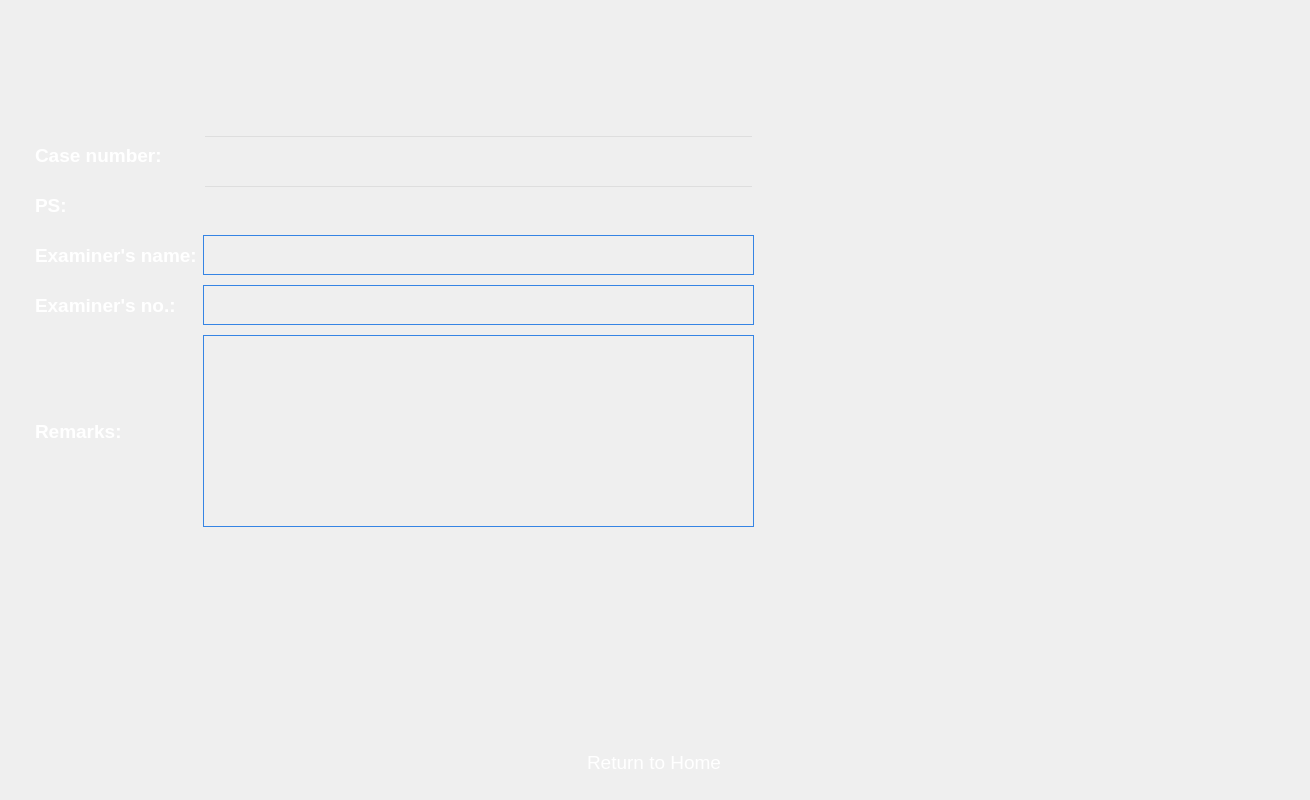
apollo-k22/FaceAI-Product, file forms/Page_2.ui: the form before one commit.
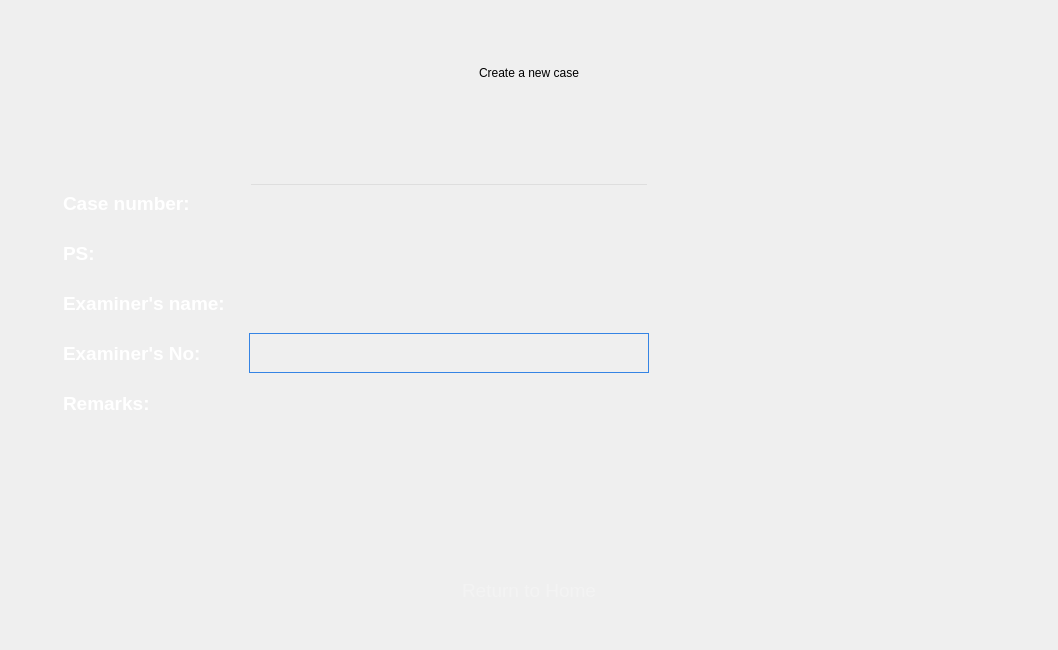
The form after the commit. Icons and pictures are not drawn.

```diff
--- a/forms/Page_2.ui
+++ b/forms/Page_2.ui
@@ -6,14 +6,20 @@
    <rect>
     <x>0</x>
     <y>0</y>
-    <width>1310</width>
-    <height>800</height>
+    <width>1058</width>
+    <height>650</height>
    </rect>
   </property>
+  <property name="sizePolicy">
+   <sizepolicy hsizetype="Expanding" vsizetype="Expanding">
+    <horstretch>0</horstretch>
+    <verstretch>0</verstretch>
+   </sizepolicy>
+  </property>
   <property name="minimumSize">
    <size>
-    <width>850</width>
-    <height>670</height>
+    <width>1058</width>
+    <height>650</height>
    </size>
   </property>
   <property name="styleSheet">
@@ -22,45 +28,172 @@
       background-position: center;
     </string>
   </property>
-  <layout class="QVBoxLayout" name="verticalLayout_3" stretch="0,0,0">
+  <layout class="QVBoxLayout" name="verticalLayout_3" stretch="0">
+   <property name="spacing">
+    <number>0</number>
+   </property>
    <property name="leftMargin">
     <number>10</number>
    </property>
    <property name="topMargin">
     <number>10</number>
    </property>
+   <property name="rightMargin">
+    <number>10</number>
+   </property>
+   <property name="bottomMargin">
+    <number>10</number>
+   </property>
    <item>
-    <layout class="QVBoxLayout" name="verticalLayout_4">
+    <layout class="QVBoxLayout" name="verticalLayout_6" stretch="0,0,0,0">
      <property name="spacing">
       <number>0</number>
      </property>
+     <property name="topMargin">
+      <number>0</number>
+     </property>
+     <property name="bottomMargin">
+      <number>0</number>
+     </property>
+     <item>
+      <layout class="QHBoxLayout" name="horizontalLayout_2">
+       <property name="spacing">
+        <number>0</number>
+       </property>
      <property name="leftMargin">
       <number>10</number>
      </property>
      <property name="topMargin">
       <number>10</number>
      </property>
+       <property name="rightMargin">
+        <number>20</number>
+       </property>
      <property name="bottomMargin">
-      <number>10</number>
-     </property>
+        <number>20</number>
+       </property>
+       <item>
+        <widget class="QPushButton" name="btnGoBack">
+         <property name="sizePolicy">
+          <sizepolicy hsizetype="Fixed" vsizetype="Fixed">
+           <horstretch>0</horstretch>
+           <verstretch>0</verstretch>
+          </sizepolicy>
+         </property>
+         <property name="minimumSize">
+          <size>
+           <width>55</width>
+           <height>55</height>
+          </size>
+         </property>
+         <property name="maximumSize">
+          <size>
+           <width>55</width>
+           <height>55</height>
+          </size>
+         </property>
+         <property name="styleSheet">
+          <string notr="true">background:transparent;
+border-radius: 10px;
+
+background-position: center;</string>
+         </property>
+         <property name="text">
+          <string/>
+         </property>
+         <property name="iconSize">
+          <size>
+           <width>16</width>
+           <height>16</height>
+          </size>
+         </property>
+        </widget>
+       </item>
+       <item>
+        <spacer name="horizontalSpacer_8">
+         <property name="orientation">
+          <enum>Qt::Horizontal</enum>
+         </property>
+         <property name="sizeHint" stdset="0">
+          <size>
+           <width>40</width>
+           <height>20</height>
+          </size>
+         </property>
+        </spacer>
+       </item>
+       <item>
+        <layout class="QVBoxLayout" name="verticalLayout">
+         <property name="leftMargin">
+          <number>35</number>
+         </property>
+         <property name="topMargin">
+          <number>20</number>
+         </property>
+         <item>
+          <widget class="QLabel" name="pageTitle">
+           <property name="sizePolicy">
+            <sizepolicy hsizetype="Expanding" vsizetype="Fixed">
+             <horstretch>0</horstretch>
+             <verstretch>0</verstretch>
+            </sizepolicy>
+           </property>
+           <property name="minimumSize">
+            <size>
+             <width>40</width>
+             <height>40</height>
+            </size>
+           </property>
+           <property name="maximumSize">
+            <size>
+             <width>16000</width>
+             <height>40</height>
+            </size>
+           </property>
+           <property name="styleSheet">
+            <string notr="true">background:transparent;</string>
+           </property>
+           <property name="text">
+            <string>Create a new case</string>
+           </property>
+           <property name="alignment">
+            <set>Qt::AlignBottom|Qt::AlignHCenter</set>
+           </property>
+          </widget>
+         </item>
+        </layout>
+       </item>
+       <item>
+        <spacer name="horizontalSpacer">
+         <property name="orientation">
+          <enum>Qt::Horizontal</enum>
+         </property>
+         <property name="sizeHint" stdset="0">
+          <size>
+           <width>40</width>
+           <height>20</height>
+          </size>
+         </property>
+        </spacer>
+       </item>
      <item>
       <widget class="QLabel" name="label_11">
        <property name="sizePolicy">
-        <sizepolicy hsizetype="Expanding" vsizetype="Expanding">
+          <sizepolicy hsizetype="Fixed" vsizetype="Fixed">
          <horstretch>0</horstretch>
          <verstretch>0</verstretch>
         </sizepolicy>
        </property>
        <property name="minimumSize">
         <size>
-         <width>120</width>
-         <height>60</height>
+           <width>80</width>
+           <height>40</height>
         </size>
        </property>
        <property name="maximumSize">
         <size>
-         <width>120</width>
-         <height>60</height>
+           <width>80</width>
+           <height>40</height>
         </size>
        </property>
        <property name="styleSheet">
@@ -83,56 +216,86 @@
     </layout>
    </item>
    <item>
-    <spacer name="verticalSpacer_4">
+      <layout class="QHBoxLayout" name="horizontalLayout_6" stretch="0,0,0">
+       <property name="leftMargin">
+        <number>10</number>
+       </property>
+       <property name="topMargin">
+        <number>10</number>
+       </property>
+       <property name="rightMargin">
+        <number>10</number>
+       </property>
+       <property name="bottomMargin">
+        <number>0</number>
+       </property>
+       <item>
+        <spacer name="horizontalSpacer_7">
+         <property name="orientation">
+          <enum>Qt::Horizontal</enum>
+         </property>
+         <property name="sizeHint" stdset="0">
+          <size>
+           <width>40</width>
+           <height>20</height>
+          </size>
+         </property>
+        </spacer>
+       </item>
+       <item>
+        <layout class="QHBoxLayout" name="horizontalLayout" stretch="0,0">
+         <property name="spacing">
+          <number>6</number>
+         </property>
+         <property name="sizeConstraint">
+          <enum>QLayout::SetDefaultConstraint</enum>
+         </property>
+         <property name="leftMargin">
+          <number>0</number>
+         </property>
+         <property name="topMargin">
+          <number>0</number>
+         </property>
+         <property name="rightMargin">
+          <number>0</number>
+         </property>
+         <property name="bottomMargin">
+          <number>0</number>
+         </property>
+         <item>
+          <layout class="QVBoxLayout" name="verticalLayout_5">
+           <property name="spacing">
+            <number>0</number>
+           </property>
+           <property name="leftMargin">
+            <number>0</number>
+           </property>
+           <property name="topMargin">
+            <number>0</number>
+           </property>
+           <property name="rightMargin">
+            <number>0</number>
+           </property>
+           <property name="bottomMargin">
+            <number>0</number>
+           </property>
+           <item>
+            <spacer name="verticalSpacer_6">
      <property name="orientation">
       <enum>Qt::Vertical</enum>
      </property>
      <property name="sizeHint" stdset="0">
       <size>
        <width>20</width>
-       <height>40</height>
+               <height>0</height>
       </size>
      </property>
     </spacer>
    </item>
    <item>
-    <layout class="QVBoxLayout" name="verticalLayout" stretch="0,0,1,0">
-     <property name="leftMargin">
-      <number>10</number>
-     </property>
-     <property name="topMargin">
-      <number>10</number>
-     </property>
-     <property name="rightMargin">
-      <number>10</number>
-     </property>
-     <property name="bottomMargin">
-      <number>0</number>
-     </property>
-     <item>
-      <layout class="QHBoxLayout" name="horizontalLayout" stretch="2,1">
-       <property name="spacing">
-        <number>20</number>
-       </property>
+            <layout class="QFormLayout" name="flyCaseDetail">
        <property name="sizeConstraint">
-        <enum>QLayout::SetFixedSize</enum>
-       </property>
-       <property name="leftMargin">
-        <number>15</number>
-       </property>
-       <property name="topMargin">
-        <number>15</number>
-       </property>
-       <property name="rightMargin">
-        <number>15</number>
-       </property>
-       <property name="bottomMargin">
-        <number>15</number>
-       </property>
-       <item>
-        <layout class="QFormLayout" name="formLayout">
-         <property name="sizeConstraint">
-          <enum>QLayout::SetFixedSize</enum>
+              <enum>QLayout::SetDefaultConstraint</enum>
          </property>
          <property name="fieldGrowthPolicy">
           <enum>QFormLayout::AllNonFixedFieldsGrow</enum>
@@ -141,7 +304,10 @@
           <enum>QFormLayout::DontWrapRows</enum>
          </property>
          <property name="labelAlignment">
-          <set>Qt::AlignLeading|Qt::AlignLeft|Qt::AlignTop</set>
+              <set>Qt::AlignCenter</set>
+             </property>
+             <property name="formAlignment">
+              <set>Qt::AlignCenter</set>
          </property>
          <property name="horizontalSpacing">
           <number>6</number>
@@ -149,17 +315,32 @@
          <property name="verticalSpacing">
           <number>10</number>
          </property>
+             <property name="leftMargin">
+              <number>20</number>
+             </property>
          <property name="rightMargin">
-          <number>0</number>
+              <number>5</number>
          </property>
          <item row="0" column="0">
           <widget class="QLabel" name="label_3">
            <property name="sizePolicy">
-            <sizepolicy hsizetype="Expanding" vsizetype="Expanding">
+                <sizepolicy hsizetype="Fixed" vsizetype="Fixed">
              <horstretch>0</horstretch>
              <verstretch>0</verstretch>
             </sizepolicy>
            </property>
+               <property name="minimumSize">
+                <size>
+                 <width>180</width>
+                 <height>40</height>
+                </size>
+               </property>
+               <property name="maximumSize">
+                <size>
+                 <width>180</width>
+                 <height>40</height>
+                </size>
+               </property>
            <property name="font">
             <font>
              <family>Arial</family>
@@ -175,19 +356,22 @@
            <property name="text">
             <string>Case number: </string>
            </property>
+               <property name="alignment">
+                <set>Qt::AlignLeading|Qt::AlignLeft|Qt::AlignVCenter</set>
+               </property>
           </widget>
          </item>
          <item row="0" column="1">
           <widget class="QLineEdit" name="leditCaseNumber">
            <property name="sizePolicy">
-            <sizepolicy hsizetype="Expanding" vsizetype="Fixed">
+                <sizepolicy hsizetype="Fixed" vsizetype="Fixed">
              <horstretch>0</horstretch>
              <verstretch>0</verstretch>
             </sizepolicy>
            </property>
            <property name="minimumSize">
             <size>
-             <width>200</width>
+                 <width>400</width>
              <height>40</height>
             </size>
            </property>
@@ -209,11 +393,23 @@
          <item row="1" column="0">
           <widget class="QLabel" name="label_4">
            <property name="sizePolicy">
-            <sizepolicy hsizetype="Expanding" vsizetype="Expanding">
+                <sizepolicy hsizetype="Fixed" vsizetype="Fixed">
              <horstretch>0</horstretch>
              <verstretch>0</verstretch>
             </sizepolicy>
            </property>
+               <property name="minimumSize">
+                <size>
+                 <width>180</width>
+                 <height>40</height>
+                </size>
+               </property>
+               <property name="maximumSize">
+                <size>
+                 <width>180</width>
+                 <height>40</height>
+                </size>
+               </property>
            <property name="font">
             <font>
              <family>Arial</family>
@@ -229,37 +425,31 @@
            <property name="text">
             <string>PS: </string>
            </property>
-          </widget>
-         </item>
-         <item row="1" column="1">
-          <widget class="QLineEdit" name="leditPS">
-           <property name="sizePolicy">
-            <sizepolicy hsizetype="Expanding" vsizetype="Fixed">
-             <horstretch>0</horstretch>
-             <verstretch>0</verstretch>
-            </sizepolicy>
-           </property>
-           <property name="minimumSize">
-            <size>
-             <width>200</width>
-             <height>40</height>
-            </size>
-           </property>
-           <property name="styleSheet">
-            <string notr="true">background-color: #3E536A;
-color: rgb(255, 255, 255);
-background:transparent;</string>
+               <property name="alignment">
+                <set>Qt::AlignLeading|Qt::AlignLeft|Qt::AlignVCenter</set>
            </property>
           </widget>
          </item>
          <item row="2" column="0">
           <widget class="QLabel" name="label_6">
            <property name="sizePolicy">
-            <sizepolicy hsizetype="Expanding" vsizetype="Expanding">
+                <sizepolicy hsizetype="Fixed" vsizetype="Fixed">
              <horstretch>0</horstretch>
              <verstretch>0</verstretch>
             </sizepolicy>
            </property>
+               <property name="minimumSize">
+                <size>
+                 <width>180</width>
+                 <height>40</height>
+                </size>
+               </property>
+               <property name="maximumSize">
+                <size>
+                 <width>180</width>
+                 <height>40</height>
+                </size>
+               </property>
            <property name="font">
             <font>
              <pointsize>14</pointsize>
@@ -274,37 +464,31 @@
            <property name="text">
             <string>Examiner's name:</string>
            </property>
-          </widget>
-         </item>
-         <item row="2" column="1">
-          <widget class="QLineEdit" name="leditExaminerName">
-           <property name="sizePolicy">
-            <sizepolicy hsizetype="Expanding" vsizetype="Fixed">
-             <horstretch>0</horstretch>
-             <verstretch>0</verstretch>
-            </sizepolicy>
-           </property>
-           <property name="minimumSize">
-            <size>
-             <width>200</width>
-             <height>40</height>
-            </size>
-           </property>
-           <property name="styleSheet">
-            <string notr="true">background-color: #3E536A;
-color: rgb(255, 255, 255);
-background:transparent;border: 1px solid rgb(53, 132, 228);</string>
+               <property name="alignment">
+                <set>Qt::AlignLeading|Qt::AlignLeft|Qt::AlignVCenter</set>
            </property>
           </widget>
          </item>
          <item row="3" column="0">
           <widget class="QLabel" name="label_5">
            <property name="sizePolicy">
-            <sizepolicy hsizetype="Expanding" vsizetype="Expanding">
+                <sizepolicy hsizetype="Fixed" vsizetype="Fixed">
              <horstretch>0</horstretch>
              <verstretch>0</verstretch>
             </sizepolicy>
            </property>
+               <property name="minimumSize">
+                <size>
+                 <width>180</width>
+                 <height>40</height>
+                </size>
+               </property>
+               <property name="maximumSize">
+                <size>
+                 <width>180</width>
+                 <height>40</height>
+                </size>
+               </property>
            <property name="font">
             <font>
              <pointsize>14</pointsize>
@@ -317,24 +501,33 @@
 background: none;</string>
            </property>
            <property name="text">
-            <string>Examiner's no.:</string>
+                <string>Examiner's No:</string>
+               </property>
+               <property name="alignment">
+                <set>Qt::AlignLeading|Qt::AlignLeft|Qt::AlignVCenter</set>
            </property>
           </widget>
          </item>
          <item row="3" column="1">
           <widget class="QLineEdit" name="leditExaminerNo">
            <property name="sizePolicy">
-            <sizepolicy hsizetype="Expanding" vsizetype="Fixed">
+                <sizepolicy hsizetype="Fixed" vsizetype="Expanding">
              <horstretch>0</horstretch>
              <verstretch>0</verstretch>
             </sizepolicy>
            </property>
            <property name="minimumSize">
             <size>
-             <width>200</width>
+                 <width>400</width>
              <height>40</height>
             </size>
            </property>
+               <property name="maximumSize">
+                <size>
+                 <width>400</width>
+                 <height>16777215</height>
+                </size>
+               </property>
            <property name="styleSheet">
             <string notr="true">background-color: #3E536A;
 color: rgb(255, 255, 255);
@@ -345,11 +538,23 @@
          <item row="4" column="0">
           <widget class="QLabel" name="label_7">
            <property name="sizePolicy">
-            <sizepolicy hsizetype="Expanding" vsizetype="Expanding">
+                <sizepolicy hsizetype="Fixed" vsizetype="Fixed">
              <horstretch>0</horstretch>
              <verstretch>0</verstretch>
             </sizepolicy>
            </property>
+               <property name="minimumSize">
+                <size>
+                 <width>180</width>
+                 <height>40</height>
+                </size>
+               </property>
+               <property name="maximumSize">
+                <size>
+                 <width>180</width>
+                 <height>40</height>
+                </size>
+               </property>
            <property name="font">
             <font>
              <pointsize>14</pointsize>
@@ -364,9 +569,14 @@
            <property name="text">
             <string>Remarks:</string>
            </property>
-          </widget>
-         </item>
-         <item row="5" column="1">
+               <property name="alignment">
+                <set>Qt::AlignLeading|Qt::AlignLeft|Qt::AlignVCenter</set>
+               </property>
+              </widget>
+             </item>
+            </layout>
+           </item>
+           <item>
           <spacer name="verticalSpacer_2">
            <property name="orientation">
             <enum>Qt::Vertical</enum>
@@ -374,35 +584,62 @@
            <property name="sizeHint" stdset="0">
             <size>
              <width>20</width>
-             <height>40</height>
+               <height>0</height>
             </size>
            </property>
           </spacer>
          </item>
-         <item row="4" column="1">
-          <widget class="QTextEdit" name="teditRemarks">
-           <property name="minimumSize">
-            <size>
-             <width>200</width>
-             <height>100</height>
-            </size>
-           </property>
-           <property name="styleSheet">
-            <string notr="true">color: rgb(255, 255, 255);
-background:transparent;
-border: 1px solid rgb(53, 132, 228);</string>
-           </property>
-          </widget>
-         </item>
         </layout>
        </item>
        <item>
-        <layout class="QVBoxLayout" name="verticalLayout_2" stretch="0,0">
-         <item alignment="Qt::AlignLeft">
+          <layout class="QVBoxLayout" name="verticalLayout_2" stretch="0,0,0">
+           <property name="spacing">
+            <number>0</number>
+           </property>
+           <property name="leftMargin">
+            <number>0</number>
+           </property>
+           <property name="topMargin">
+            <number>5</number>
+           </property>
+           <property name="rightMargin">
+            <number>5</number>
+           </property>
+           <property name="bottomMargin">
+            <number>5</number>
+           </property>
+           <item>
+            <spacer name="verticalSpacer">
+             <property name="orientation">
+              <enum>Qt::Vertical</enum>
+             </property>
+             <property name="sizeHint" stdset="0">
+              <size>
+               <width>20</width>
+               <height>0</height>
+              </size>
+             </property>
+            </spacer>
+           </item>
+           <item>
+            <layout class="QHBoxLayout" name="horizontalLayout_5">
+             <property name="spacing">
+              <number>0</number>
+             </property>
+             <property name="leftMargin">
+              <number>0</number>
+             </property>
+             <property name="topMargin">
+              <number>5</number>
+             </property>
+             <property name="rightMargin">
+              <number>5</number>
+             </property>
+             <property name="bottomMargin">
+              <number>5</number>
+             </property>
+             <item>
           <widget class="QPushButton" name="btnSelectTargetPhoto">
-           <property name="enabled">
-            <bool>true</bool>
-           </property>
            <property name="sizePolicy">
             <sizepolicy hsizetype="Expanding" vsizetype="Expanding">
              <horstretch>0</horstretch>
@@ -411,19 +648,10 @@
            </property>
            <property name="minimumSize">
             <size>
-             <width>500</width>
-             <height>500</height>
-            </size>
-           </property>
-           <property name="maximumSize">
-            <size>
-             <width>500</width>
-             <height>500</height>
-            </size>
-           </property>
-           <property name="layoutDirection">
-            <enum>Qt::LeftToRight</enum>
-           </property>
+                 <width>350</width>
+                 <height>350</height>
+                </size>
+               </property>
            <property name="styleSheet">
             <string notr="true">border:none;
 background:transparent;
@@ -436,15 +664,17 @@
            </property>
           </widget>
          </item>
+            </layout>
+           </item>
          <item>
-          <spacer name="verticalSpacer">
+            <spacer name="verticalSpacer_5">
            <property name="orientation">
             <enum>Qt::Vertical</enum>
            </property>
            <property name="sizeHint" stdset="0">
             <size>
-             <width>100</width>
-             <height>100</height>
+               <width>20</width>
+               <height>0</height>
             </size>
            </property>
           </spacer>
@@ -453,18 +683,74 @@
        </item>
       </layout>
      </item>
-     <item alignment="Qt::AlignHCenter">
+       <item>
+        <spacer name="horizontalSpacer_6">
+         <property name="orientation">
+          <enum>Qt::Horizontal</enum>
+         </property>
+         <property name="sizeHint" stdset="0">
+          <size>
+           <width>40</width>
+           <height>20</height>
+          </size>
+         </property>
+        </spacer>
+       </item>
+      </layout>
+     </item>
+     <item>
+      <layout class="QVBoxLayout" name="verticalLayout_4">
+       <property name="spacing">
+        <number>0</number>
+       </property>
+       <property name="topMargin">
+        <number>5</number>
+       </property>
+       <property name="bottomMargin">
+        <number>5</number>
+       </property>
+       <item>
+        <layout class="QHBoxLayout" name="horizontalLayout_3">
+         <property name="spacing">
+          <number>0</number>
+         </property>
+         <property name="topMargin">
+          <number>5</number>
+         </property>
+         <property name="bottomMargin">
+          <number>5</number>
+         </property>
+         <item>
+          <spacer name="horizontalSpacer_2">
+           <property name="orientation">
+            <enum>Qt::Horizontal</enum>
+           </property>
+           <property name="sizeHint" stdset="0">
+            <size>
+             <width>40</width>
+             <height>20</height>
+            </size>
+           </property>
+          </spacer>
+         </item>
+         <item>
       <widget class="QPushButton" name="btnContinueProbe">
        <property name="sizePolicy">
-        <sizepolicy hsizetype="Minimum" vsizetype="Fixed">
+            <sizepolicy hsizetype="Fixed" vsizetype="Fixed">
          <horstretch>0</horstretch>
          <verstretch>0</verstretch>
         </sizepolicy>
        </property>
+           <property name="minimumSize">
+            <size>
+             <width>200</width>
+             <height>50</height>
+            </size>
+           </property>
        <property name="maximumSize">
         <size>
-         <width>250</width>
-         <height>60</height>
+             <width>200</width>
+             <height>50</height>
         </size>
        </property>
        <property name="cursor">
@@ -483,18 +769,69 @@
        </property>
        <property name="iconSize">
         <size>
-         <width>250</width>
-         <height>60</height>
+             <width>200</width>
+             <height>50</height>
         </size>
        </property>
       </widget>
      </item>
-     <item alignment="Qt::AlignHCenter">
+         <item>
+          <spacer name="horizontalSpacer_3">
+           <property name="orientation">
+            <enum>Qt::Horizontal</enum>
+           </property>
+           <property name="sizeHint" stdset="0">
+            <size>
+             <width>40</width>
+             <height>20</height>
+            </size>
+           </property>
+          </spacer>
+         </item>
+        </layout>
+       </item>
+       <item>
+        <layout class="QHBoxLayout" name="horizontalLayout_4">
+         <property name="spacing">
+          <number>0</number>
+         </property>
+         <property name="topMargin">
+          <number>5</number>
+         </property>
+         <property name="bottomMargin">
+          <number>5</number>
+         </property>
+         <item>
+          <spacer name="horizontalSpacer_4">
+           <property name="orientation">
+            <enum>Qt::Horizontal</enum>
+           </property>
+           <property name="sizeHint" stdset="0">
+            <size>
+             <width>40</width>
+             <height>20</height>
+            </size>
+           </property>
+          </spacer>
+         </item>
+         <item>
       <widget class="QPushButton" name="btnReturnHome">
+           <property name="sizePolicy">
+            <sizepolicy hsizetype="Expanding" vsizetype="Fixed">
+             <horstretch>0</horstretch>
+             <verstretch>0</verstretch>
+            </sizepolicy>
+           </property>
+           <property name="minimumSize">
+            <size>
+             <width>150</width>
+             <height>50</height>
+            </size>
+           </property>
        <property name="maximumSize">
         <size>
          <width>300</width>
-         <height>90</height>
+             <height>50</height>
         </size>
        </property>
        <property name="font">
@@ -506,9 +843,10 @@
         <cursorShape>PointingHandCursor</cursorShape>
        </property>
        <property name="styleSheet">
-        <string notr="true">color: rgb(255, 255, 255);
-border-radius:10px;
-background: none;</string>
+            <string notr="true">border-radius: 10px;
+border: none;
+color: rgb(243, 243, 243);
+background:transparent;</string>
        </property>
        <property name="text">
         <string>Return to Home</string>
@@ -516,20 +854,62 @@
       </widget>
      </item>
      <item>
-      <spacer name="verticalSpacer_3">
+          <spacer name="horizontalSpacer_5">
        <property name="orientation">
-        <enum>Qt::Vertical</enum>
-       </property>
-       <property name="sizeType">
-        <enum>QSizePolicy::Fixed</enum>
+            <enum>Qt::Horizontal</enum>
        </property>
        <property name="sizeHint" stdset="0">
         <size>
-         <width>20</width>
-         <height>15</height>
+             <width>40</width>
+             <height>20</height>
         </size>
        </property>
       </spacer>
+         </item>
+        </layout>
+       </item>
+      </layout>
+     </item>
+     <item>
+      <layout class="QHBoxLayout" name="hlyStatus">
+       <property name="spacing">
+        <number>0</number>
+       </property>
+       <property name="topMargin">
+        <number>0</number>
+       </property>
+       <item>
+        <widget class="QLabel" name="lblStatus">
+         <property name="sizePolicy">
+          <sizepolicy hsizetype="Preferred" vsizetype="Fixed">
+           <horstretch>0</horstretch>
+           <verstretch>0</verstretch>
+          </sizepolicy>
+         </property>
+         <property name="minimumSize">
+          <size>
+           <width>0</width>
+           <height>15</height>
+          </size>
+         </property>
+         <property name="maximumSize">
+          <size>
+           <width>16777215</width>
+           <height>15</height>
+          </size>
+         </property>
+         <property name="styleSheet">
+          <string notr="true">background:transparent;</string>
+         </property>
+         <property name="text">
+          <string/>
+         </property>
+         <property name="alignment">
+          <set>Qt::AlignBottom|Qt::AlignLeading|Qt::AlignLeft</set>
+         </property>
+        </widget>
+       </item>
+      </layout>
      </item>
     </layout>
    </item>
```
Left out of the diff: 9 changed lines with no effect on the pictures. Lines whose indentation alone changed are shown as unchanged.
